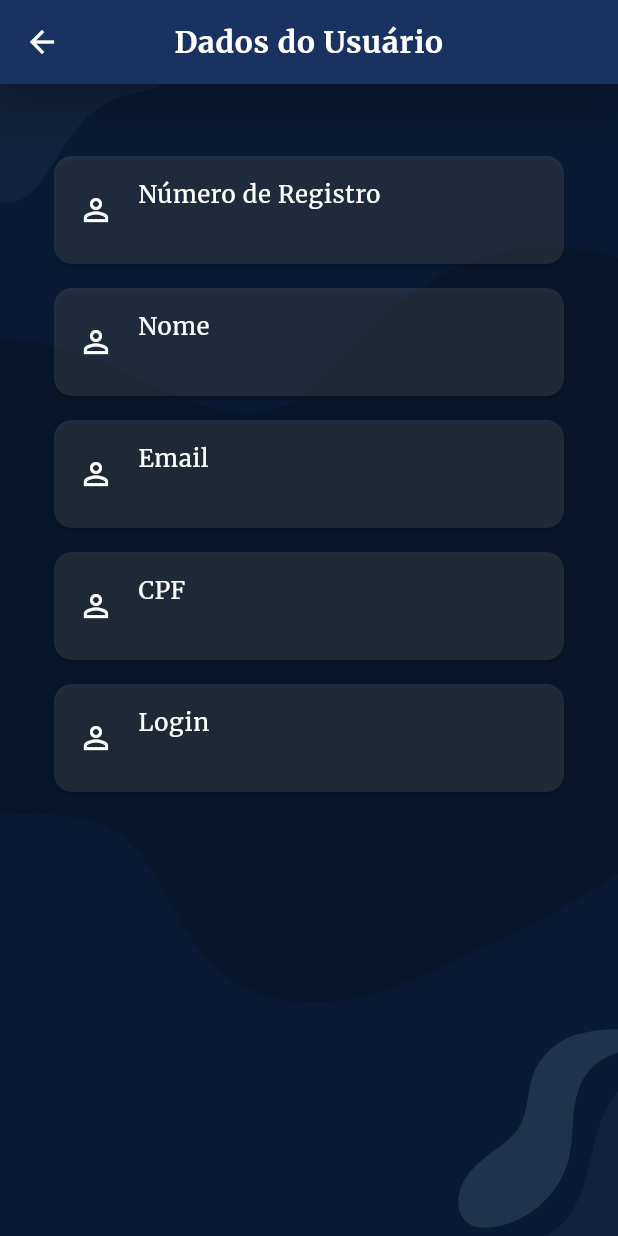
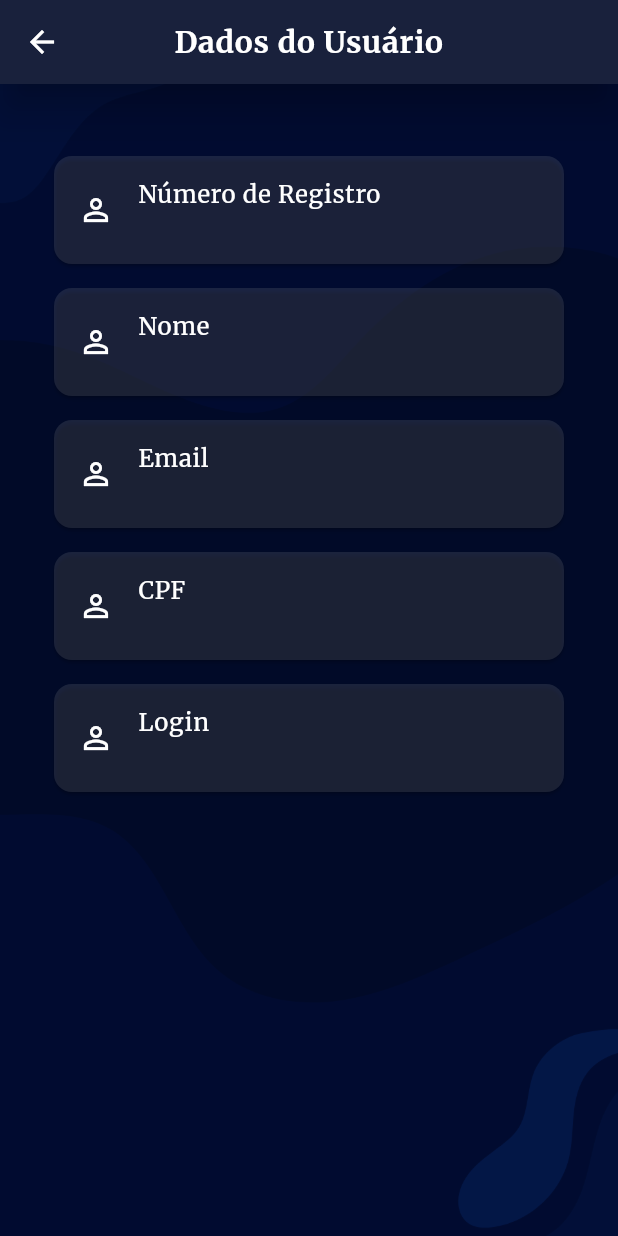
Before and after one commit to AugustoIseppe/flutter-java-spring-boot-workgym, a Flutter app: the UserData screen opened by its route, on a phone screen of 412 x 824 dp. Run offline on Flutter 3.47's test engine with Material 3 defaults, Android fonts, the light colour scheme and no system bars; our stand-ins replace google_fonts, shared_preferences; missing offline and left inert: validatorless; accounts and stored records are empty; network calls fail.

Commit message:
refactor: changed background color

```diff
--- a/mobile/workgym/lib/app/pages/home/screens/home_page.dart
+++ b/mobile/workgym/lib/app/pages/home/screens/home_page.dart
@@ -29,6 +29,11 @@ class _HomePageState extends State<HomePage> {
             image: DecorationImage(
               image: AssetImage('assets/images/bg-home-page.png'),
               fit: BoxFit.cover,
+              colorFilter: ColorFilter.mode(
+                Color.fromARGB(255, 13, 55, 118),
+                // BlendMode.multiply,
+                BlendMode.modulate,
+              ),
             ),
           ),
           child: Column(
--- a/mobile/workgym/lib/app/pages/schedules/schedules_page.dart
+++ b/mobile/workgym/lib/app/pages/schedules/schedules_page.dart
@@ -17,7 +17,7 @@ class SchedulesPage extends StatelessWidget {
 
     return Scaffold(
       appBar: AppBar(
-        backgroundColor: Color(0xFF0f2d57),
+        backgroundColor: Color.fromARGB(255, 13, 26, 45),
         elevation: 10,
         shadowColor: Colors.black,
         titleSpacing: 2,
@@ -41,6 +41,10 @@ class SchedulesPage extends StatelessWidget {
           image: DecorationImage(
             image: AssetImage('assets/images/bg-home-page.png'),
             fit: BoxFit.cover,
+            colorFilter: ColorFilter.mode(
+              Color.fromARGB(255, 13, 55, 118),
+              BlendMode.modulate,
+            ),
           ),
           color: Color(0xFF0D47A1), // Azul escuro
         ),
--- a/mobile/workgym/lib/app/pages/userdata/user_data.dart
+++ b/mobile/workgym/lib/app/pages/userdata/user_data.dart
@@ -20,7 +20,7 @@ class _UserDataState extends State<UserData> {
     return Scaffold(
       extendBodyBehindAppBar: true,
       appBar: AppBar(
-        backgroundColor: Color(0xFF0f2d57),
+        backgroundColor: Color.fromARGB(255, 13, 26, 45),
         elevation: 10,
         shadowColor: Colors.black,
         titleSpacing: 2,
@@ -48,9 +48,10 @@ class _UserDataState extends State<UserData> {
                 image: AssetImage('assets/images/bg-home-page.png'),
                 fit: BoxFit.cover,
                 colorFilter: ColorFilter.mode(
-                  Colors.black.withValues(alpha: .5),
-                  BlendMode.darken,
-                ),
+                Color.fromARGB(255, 13, 55, 118),
+                // BlendMode.multiply,
+                BlendMode.modulate,
+              ),
               ),
             ),
           ),
```
Also changed, not shown: mobile/workgym/lib/app/pages/plans/plans_page.dart (+6 -1 lines), mobile/workgym/lib/app/pages/training/training_details.dart (+6 -1 lines), mobile/workgym/lib/app/pages/weekday/week_day.dart (+13 -7 lines), mobile/workgym/lib/app/pages/weekday/week_day_training_detail.dart (+6 -5 lines).
